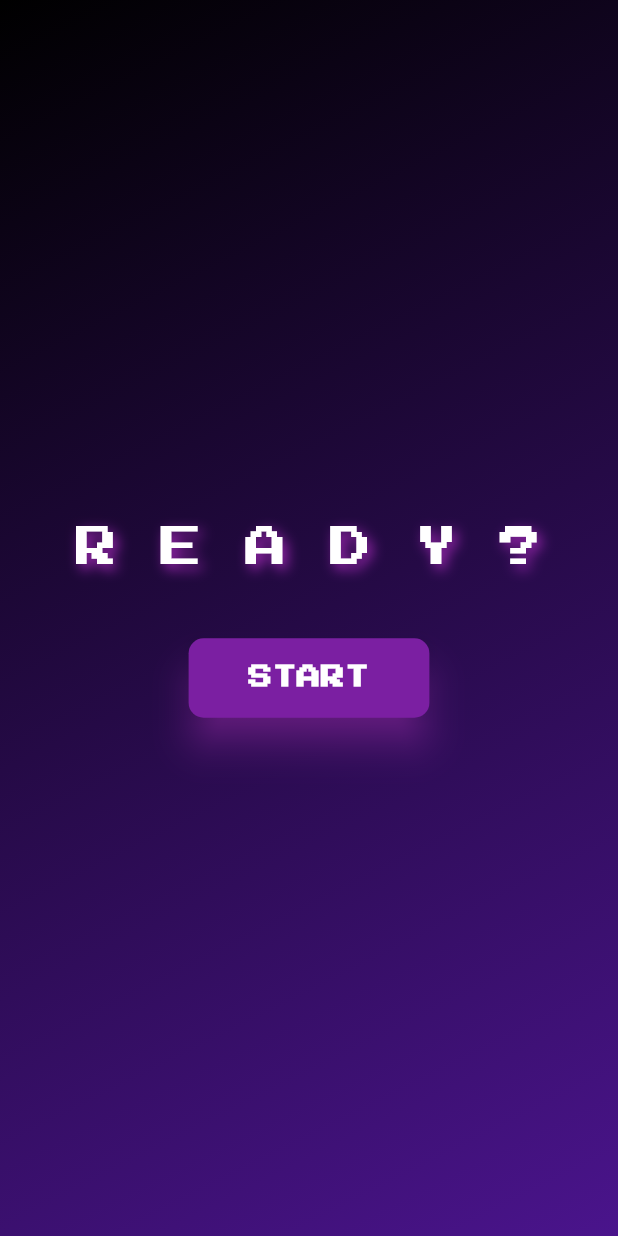
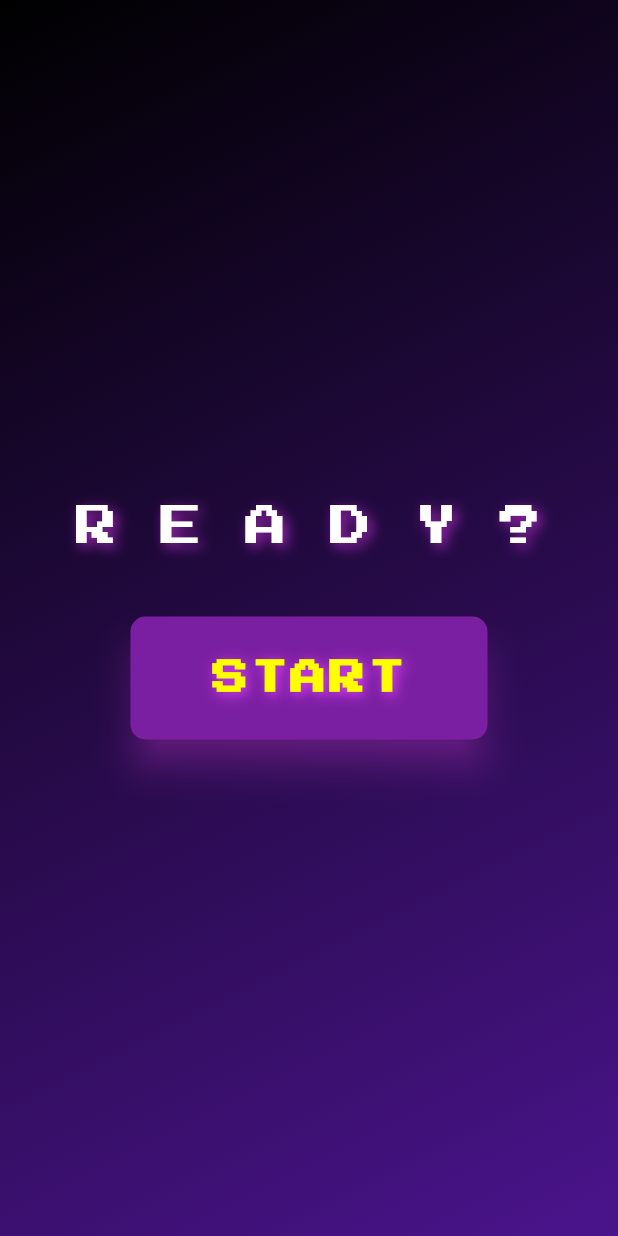
Before and after one commit to gianlucaromeo/first_flame_game, a Flutter app: the screen it shows after launch, on a phone screen of 412 x 824 dp. Run offline on Flutter 3.47's test engine with Material 3 defaults, Android fonts, the phone set to English and light mode, and no system bars; our stand-ins replace get, google_fonts; missing offline and left inert: flame, flame_forge2d.

Commit message:
Added GameButton

```diff
--- a/lib/screens/result_screen.dart
+++ b/lib/screens/result_screen.dart
@@ -1,6 +1,8 @@
 import 'package:flutter/material.dart';
 import 'package:google_fonts/google_fonts.dart';
 import 'package:get/get.dart';
+
+import '../widgets/game_button.dart';
 
 class ResultScreen extends StatelessWidget {
   const ResultScreen({
@@ -60,32 +62,11 @@ class ResultScreen extends StatelessWidget {
                 ),
               ),
               const SizedBox(height: 45),
-              ElevatedButton(
+              GameButton(
                 onPressed: () {
                   Get.back();
                 },
-                style: ElevatedButton.styleFrom(
-                  backgroundColor: Colors.purple.shade700,
-                  padding: const EdgeInsets.symmetric(
-                    horizontal: 40,
-                    vertical: 15,
-                  ),
-                  shape: RoundedRectangleBorder(
-                    borderRadius: BorderRadius.circular(10),
-                  ),
-                  elevation: 10,
-                  shadowColor: Colors.purpleAccent,
-                ),
-                child: Text(
-                  'Play Again',
-                  style: GoogleFonts.pressStart2p(
-                    textStyle: TextStyle(
-                      fontSize: 16,
-                      color: Colors.white,
-                      fontWeight: FontWeight.bold,
-                    ),
-                  ),
-                ),
+                text: 'PLAY AGAIN',
               ),
             ],
           ),
--- a/lib/screens/welcome_screen.dart
+++ b/lib/screens/welcome_screen.dart
@@ -1,3 +1,4 @@
+import 'package:first_flame_game/widgets/game_button.dart';
 import 'package:flutter/material.dart';
 import 'package:get/get.dart';
 import 'package:google_fonts/google_fonts.dart';
@@ -40,32 +41,11 @@ class WelcomeScreen extends StatelessWidget {
                 textAlign: TextAlign.center,
               ),
               const SizedBox(height: 40),
-              ElevatedButton(
+              GameButton(
                 onPressed: () {
                   Get.to(() => const GameScreen());
                 },
-                style: ElevatedButton.styleFrom(
-                  backgroundColor: Colors.purple.shade700,
-                  padding: const EdgeInsets.symmetric(
-                    horizontal: 40,
-                    vertical: 15,
-                  ),
-                  shape: RoundedRectangleBorder(
-                    borderRadius: BorderRadius.circular(10),
-                  ),
-                  elevation: 10,
-                  shadowColor: Colors.purpleAccent,
-                ),
-                child: Text(
-                  'START',
-                  style: GoogleFonts.pressStart2p(
-                    textStyle: TextStyle(
-                      fontSize: 16,
-                      color: Colors.white,
-                      fontWeight: FontWeight.bold,
-                    ),
-                  ),
-                ),
+                text: 'START',
               ),
             ],
           ),
--- /dev/null
+++ b/lib/widgets/game_button.dart
@@ -0,0 +1,50 @@
+import 'package:flutter/material.dart';
+import 'package:google_fonts/google_fonts.dart';
+
+class GameButton extends StatelessWidget {
+  const GameButton({
+    super.key,
+    required this.onPressed,
+    required this.text,
+  });
+
+  final Function onPressed;
+  final String text;
+
+  @override
+  Widget build(BuildContext context) {
+    return ElevatedButton(
+      onPressed: () => onPressed.call(),
+      style: ElevatedButton.styleFrom(
+        backgroundColor: Colors.purple.shade700,
+        padding: const EdgeInsets.symmetric(
+          horizontal: 54,
+          vertical: 24,
+        ),
+        shape: RoundedRectangleBorder(
+          borderRadius: BorderRadius.circular(10),
+        ),
+        elevation: 10,
+        shadowColor: Colors.purpleAccent,
+      ),
+      child: Text(
+        text,
+        style: GoogleFonts.pressStart2p(
+          textStyle: TextStyle(
+            fontSize: 24,
+            color: Colors.yellowAccent,
+            fontWeight: FontWeight.bold,
+            letterSpacing: 2,
+            shadows: [
+              Shadow(
+                blurRadius: 10.0,
+                color: Colors.purpleAccent,
+                offset: Offset(2.0, 2.0),
+              ),
+            ],
+          ),
+        ),
+      ),
+    );
+  }
+}
```
